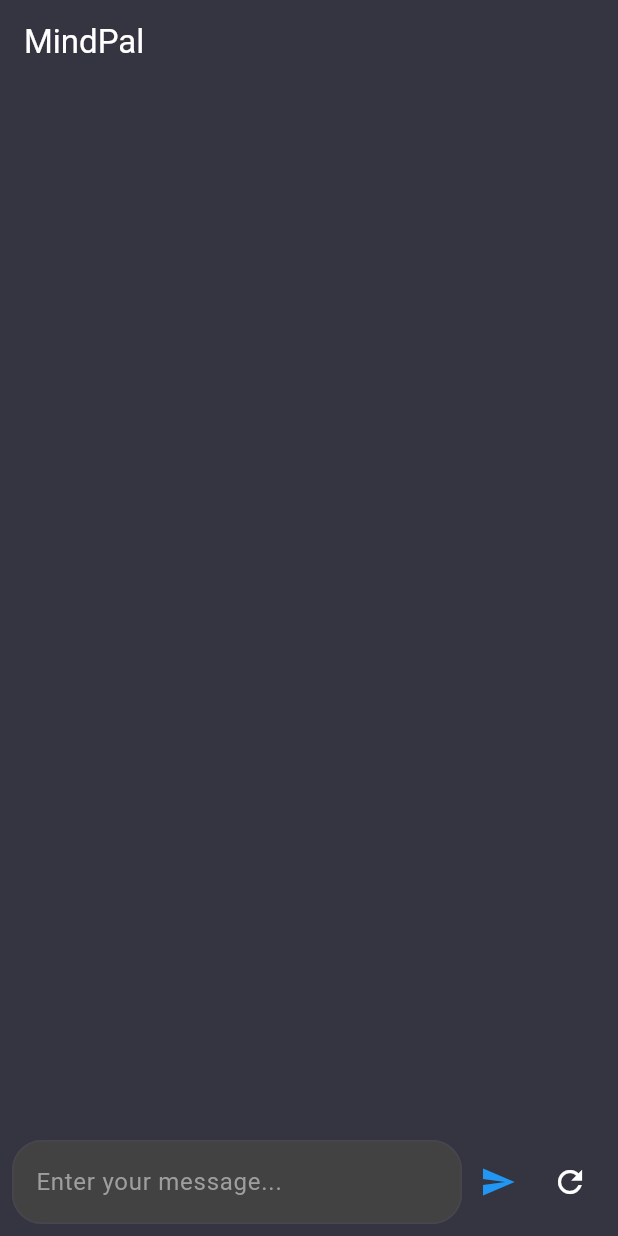
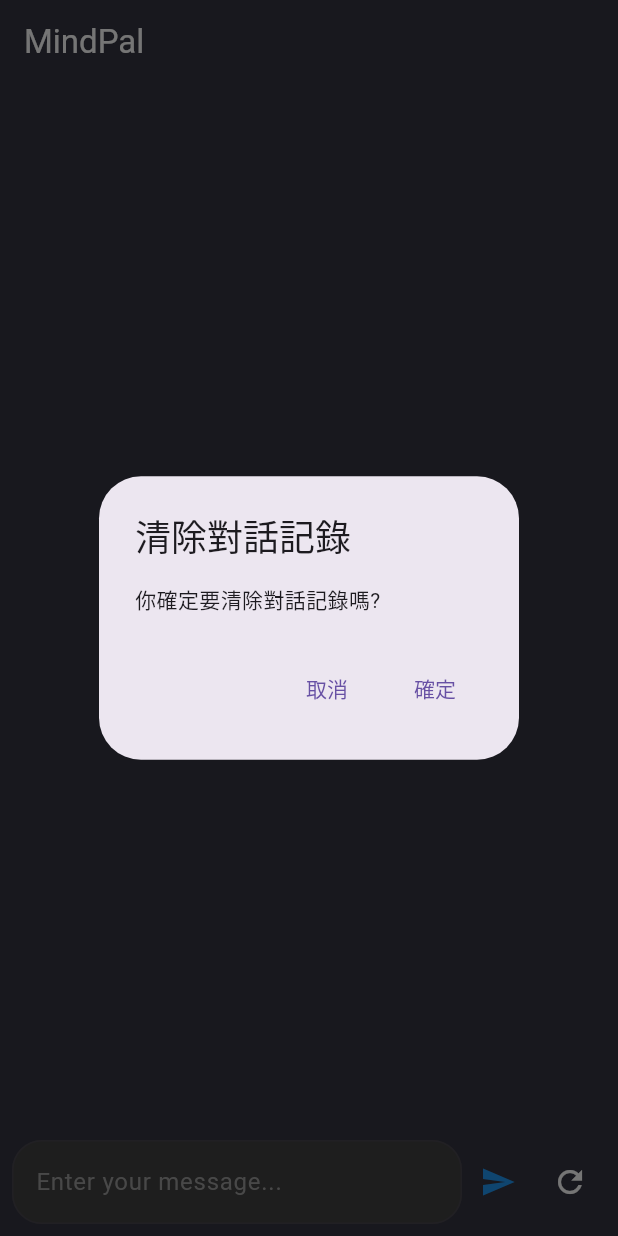
Before and after one commit to ycwei23/flutter_application, a Flutter app: the screen it shows after launch, after a tap on the "refresh" icon, on a phone screen of 412 x 824 dp. Run offline on Flutter 3.47's test engine with Material 3 defaults, Android fonts, the phone set to English and light mode, and no system bars; our stand-ins replace flutter_dotenv, font_awesome_flutter.

```diff
--- a/lib/main.dart
+++ b/lib/main.dart
@@ -62,6 +62,42 @@ class _MyHomePageState extends State<MyHomePage> {
 
     _inputController.clear();
   }
+
+  Future<void> _showConfirmationDialog() async {
+    return showDialog<void>(
+      context: context,
+      barrierDismissible: false, // 用戶必須選擇確定或取消
+      builder: (BuildContext context) {
+        return AlertDialog(
+          title: const Text('清除對話記錄'),
+          content: const SingleChildScrollView(
+            child: ListBody(
+              children: <Widget>[
+                Text('你確定要清除對話記錄嗎?'),
+              ],
+            ),
+          ),
+          actions: <Widget>[
+            TextButton(
+              child: const Text('取消'),
+              onPressed: () {
+                Navigator.of(context).pop();
+              },
+            ),
+            TextButton(
+              child: const Text('確定'),
+              onPressed: () {
+                claude.clearHistory();
+                clearMessages();
+                Navigator.of(context).pop();
+              },
+            ),
+          ],
+        );
+      },
+    );
+  }
+
 
   @override
   Widget build(BuildContext context) {
@@ -133,8 +169,7 @@ class _MyHomePageState extends State<MyHomePage> {
                 ),
                 IconButton(
                   onPressed: () {
-                    claude.clearHistory();
-                    clearMessages();
+                    _showConfirmationDialog();
                   },
                   icon: const Icon(
                     Icons.refresh,
```
